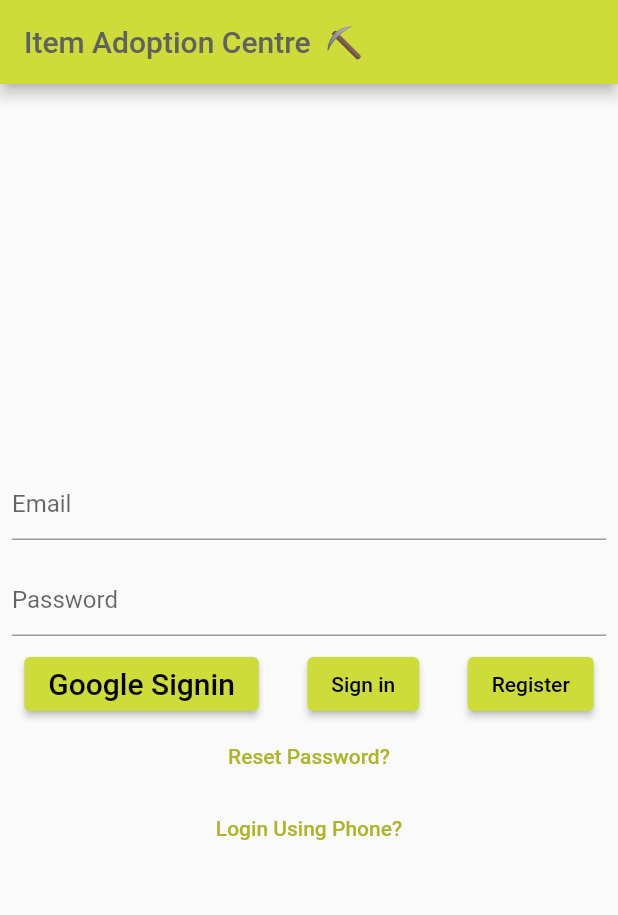
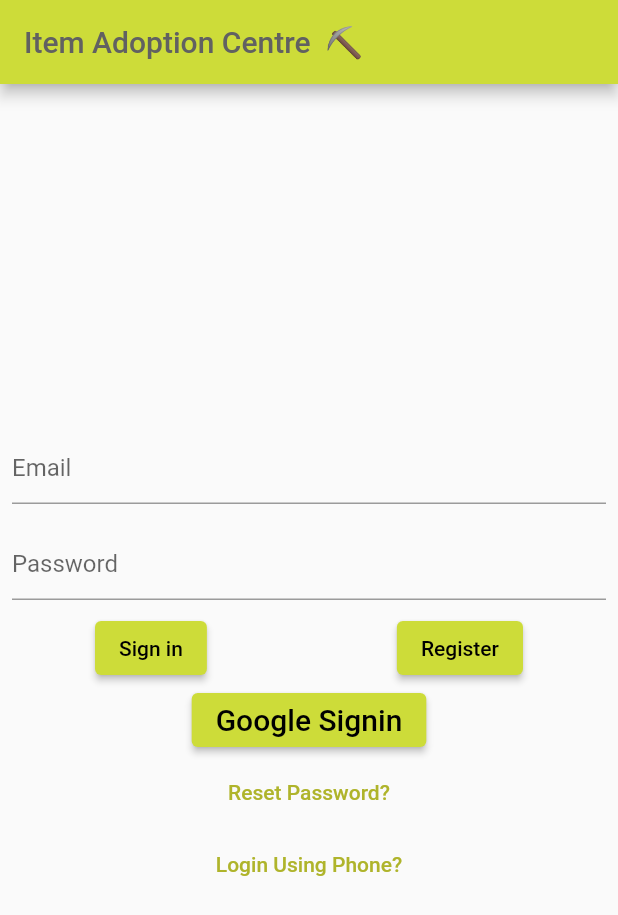
Before and after one commit to srinjoychakravarty/adopt-an-item, a Flutter app: the screen it shows after launch, on a phone screen of 412 x 824 dp. Shown: the top 915 px of the screen. Run offline on Flutter 3.47's test engine with Material 2 defaults, Android fonts, the phone set to English and light mode, and no system bars; our stand-ins replace cloud_firestore, extended_image, firebase_auth, firebase_core, firebase_database, firebase_storage and 6 more; missing offline and left inert: firebase_ml_vision; accounts and stored records are empty.

Commit message:
:wrench: UI Fix :hammer:
--Fixed display of Google Button (Added new row) --

```diff
--- a/lib/src/screens/login.dart
+++ b/lib/src/screens/login.dart
@@ -54,6 +54,17 @@ class _LoginScreenState extends State<LoginScreen> {
           ),
           Row(mainAxisAlignment: MainAxisAlignment.spaceAround, children: [
             ElevatedButton(
+                child: Text('Sign in'),
+                onPressed: () => _signin(_email, _password)),
+            ElevatedButton(
+              child: Text('Register'),
+              onPressed: () => _signup(_email, _password),
+            )
+          ]),
+          Row(
+            mainAxisAlignment: MainAxisAlignment.spaceAround,
+            children: [
+              ElevatedButton(
                   onPressed: () async {
                     try {
                       final GoogleSignInAccount googleUser =
@@ -68,8 +79,8 @@ class _LoginScreenState extends State<LoginScreen> {
 
                       await FirebaseAuth.instance
                           .signInWithCredential(credential)
-                        .then((value) => Navigator.of(context).pushReplacement(
-                            MaterialPageRoute(
+                          .then((value) => Navigator.of(context)
+                              .pushReplacement(MaterialPageRoute(
                                   builder: (context) => HomeScreen())));
                     } on FirebaseAuthException catch (error) {
                       Fluttertoast.showToast(
@@ -86,14 +97,8 @@ class _LoginScreenState extends State<LoginScreen> {
                     'Google Signin',
                     style: TextStyle(fontSize: 20),
                   )),
-            ElevatedButton(
-                child: Text('Sign in'),
-                onPressed: () => _signin(_email, _password)),
-            ElevatedButton(
-              child: Text('Register'),
-              onPressed: () => _signup(_email, _password),
-            )
-          ]),
+            ],
+          ),
           Row(
             mainAxisAlignment: MainAxisAlignment.center,
             children: [
```
Lines whose indentation alone changed are shown as unchanged.
